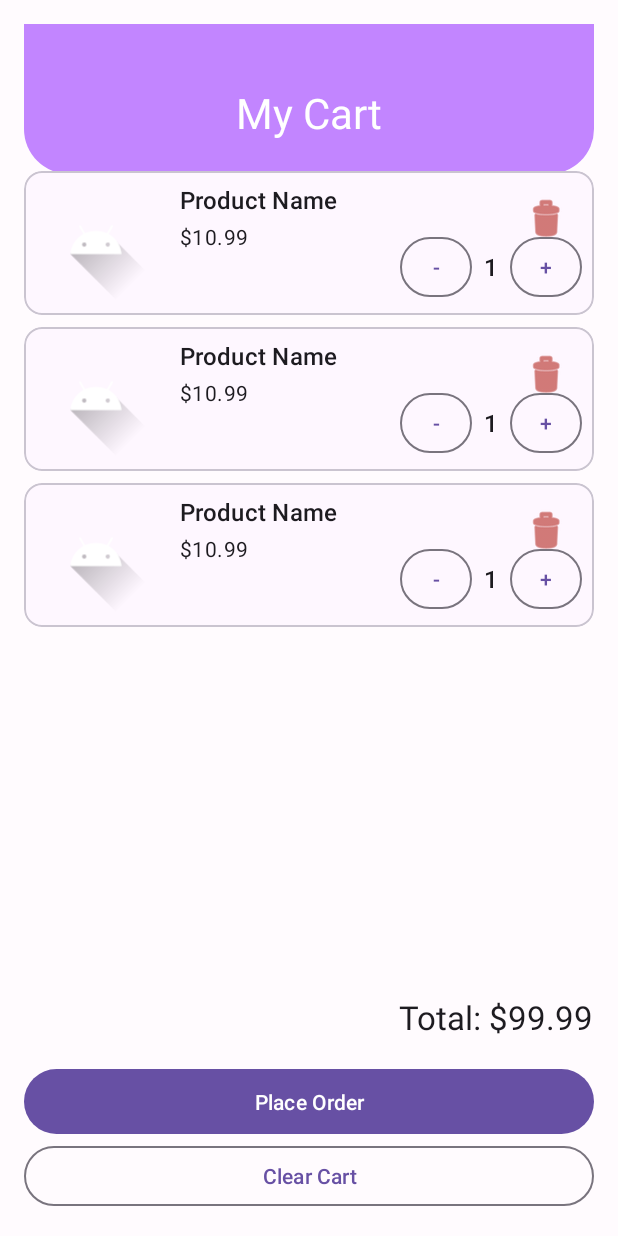
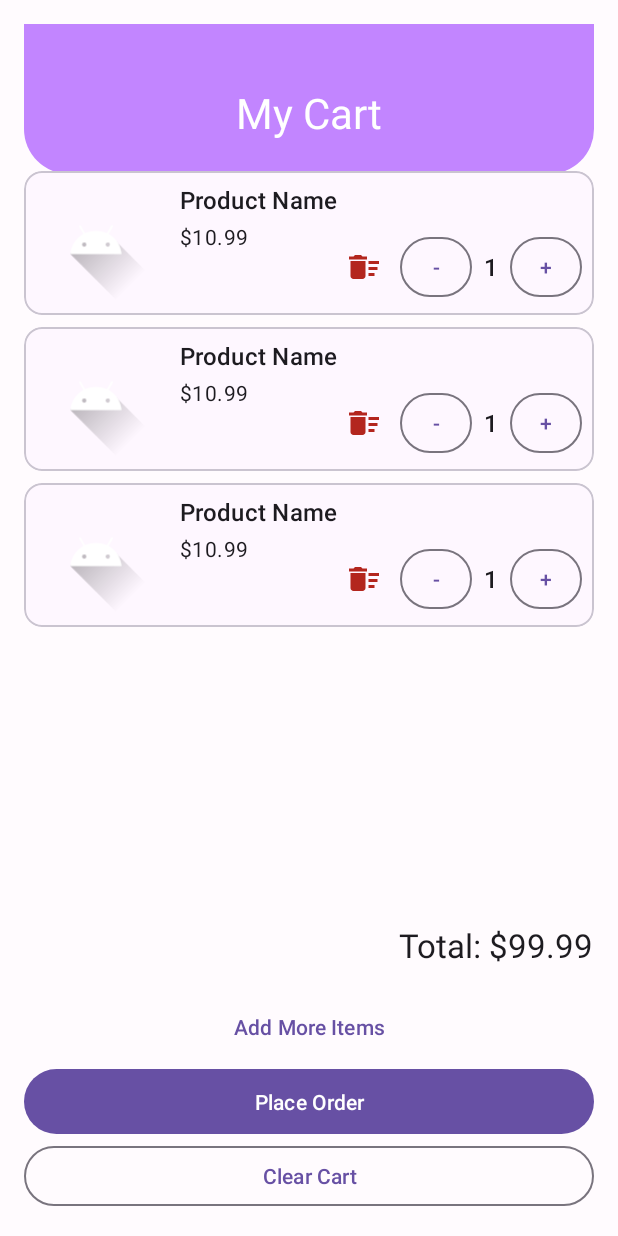
Before and after one commit to Sirye8/signaling-proj, an Android app: the layout fragment_cart.xml on its own in the app's theme, with its tools: preview values and no code run, on a phone screen of 412 x 824 dp. Run offline under Robolectric (Android 15) with nearby library versions, the phone set to English and light mode, and no system bars.

Commit message:
feat: add "Add More Items" button to cart, improve UI elements and error toast handling

```diff
--- a/app/src/main/java/com/guc_proj/signaling_proj/buyer/BuyerOrdersFragment.kt
+++ b/app/src/main/java/com/guc_proj/signaling_proj/buyer/BuyerOrdersFragment.kt
@@ -83,7 +83,7 @@ class BuyerOrdersFragment : Fragment() {
             }
 
             override fun onCancelled(error: DatabaseError) {
-                if (_binding != null) {
+                if (_binding != null && isAdded && activity != null && !requireActivity().isFinishing) {
                     Toast.makeText(
                         context,
                         "Failed to load orders: ${error.message}",
--- a/app/src/main/java/com/guc_proj/signaling_proj/buyer/CartAdapter.kt
+++ b/app/src/main/java/com/guc_proj/signaling_proj/buyer/CartAdapter.kt
@@ -41,8 +41,6 @@ class CartAdapter(
                 .placeholder(R.drawable.ic_launcher_foreground)
                 .into(productImage)
 
-            // --- MODIFIED LOGIC ---
-
             // 1. Get the maximum stock quantity from the product.
             //    If quantity is null, assume no limit (Int.MAX_VALUE).
             val maxQuantity = product?.quantity ?: Int.MAX_VALUE
@@ -84,7 +82,6 @@ class CartAdapter(
                 // has reached the limit, disable the button.
                 increaseButton.isEnabled = cartItem.quantityInCart < maxQuantity
             }
-            // --- END MODIFIED LOGIC ---
         }
     }
 
--- a/app/src/main/java/com/guc_proj/signaling_proj/seller/SellerOrdersFragment.kt
+++ b/app/src/main/java/com/guc_proj/signaling_proj/seller/SellerOrdersFragment.kt
@@ -86,7 +86,7 @@ class SellerOrdersFragment : Fragment() {
             }
 
             override fun onCancelled(error: DatabaseError) {
-                if (_binding != null) {
+                if (_binding != null && isAdded && activity != null && !requireActivity().isFinishing) {
                     Toast.makeText(context, "Failed: ${error.message}", Toast.LENGTH_SHORT).show()
                     binding.loadingIndicator.visibility = View.GONE
                 }
@@ -107,11 +107,9 @@ class SellerOrdersFragment : Fragment() {
     private fun updateOrderStatus(order: Order, newStatus: String) {
         if (order.orderId == null) return
 
-        // LOGIC CHANGE: Increment stock if order is Rejected
         if (order.status != Order.STATUS_REJECTED && newStatus == Order.STATUS_REJECTED) {
             incrementStockForOrder(order)
         }
-        // Note: We REMOVED the decrement logic for "Accepted" because it now happens on "Pending" creation in CartFragment.
 
         database.child(order.orderId).child("status").setValue(newStatus)
             .addOnSuccessListener {
--- a/app/src/main/java/com/guc_proj/signaling_proj/seller/SellerProductsFragment.kt
+++ b/app/src/main/java/com/guc_proj/signaling_proj/seller/SellerProductsFragment.kt
@@ -113,7 +113,7 @@ class SellerProductsFragment : Fragment() {
             }
 
             override fun onCancelled(error: DatabaseError) {
-                if (_binding != null) {
+                if (_binding != null && isAdded && activity != null && !requireActivity().isFinishing) {
                     Toast.makeText(
                         context,
                         "Failed to load products: ${error.message}",
--- /dev/null
+++ b/app/src/main/res/drawable/ic_delete.xml
@@ -0,0 +1,5 @@
+<vector xmlns:android="http://schemas.android.com/apk/res/android" android:height="24dp" android:tint="#000000" android:viewportHeight="24" android:viewportWidth="24" android:width="24dp">
+
+    <path android:fillColor="@android:color/white" android:pathData="M15,16h4v2h-4zM15,8h7v2h-7zM15,12h6v2h-6zM3,18c0,1.1 0.9,2 2,2h6c1.1,0 2,-0.9 2,-2L13,8L3,8v10zM14,5h-3l-1,-1L6,4L5,5L2,5v2h12z"/>
+
+</vector>
--- a/app/src/main/res/layout/fragment_cart.xml
+++ b/app/src/main/res/layout/fragment_cart.xml
@@ -46,7 +46,7 @@
         android:id="@+id/cartContentGroup"
         android:layout_width="wrap_content"
         android:layout_height="wrap_content"
-        app:constraint_referenced_ids="cartRecyclerView,totalPriceTextView,placeOrderButton,clearCartButton" />
+        app:constraint_referenced_ids="cartRecyclerView,totalPriceTextView,addMoreItemsButton,placeOrderButton,clearCartButton" />
 
     <androidx.recyclerview.widget.RecyclerView
         android:id="@+id/cartRecyclerView"
@@ -67,9 +67,19 @@
         android:layout_height="wrap_content"
         android:layout_marginBottom="16dp"
         android:textAppearance="@style/TextAppearance.Material3.TitleLarge"
-        app:layout_constraintBottom_toTopOf="@+id/placeOrderButton"
+        app:layout_constraintBottom_toTopOf="@+id/addMoreItemsButton"
         app:layout_constraintEnd_toEndOf="parent"
         tools:text="Total: $99.99" />
+
+    <Button
+        android:id="@+id/addMoreItemsButton"
+        style="@style/Widget.Material3.Button.TextButton"
+        android:layout_width="0dp"
+        android:layout_height="wrap_content"
+        android:text="Add More Items"
+        app:layout_constraintBottom_toTopOf="@+id/placeOrderButton"
+        app:layout_constraintStart_toStartOf="parent"
+        app:layout_constraintEnd_toEndOf="parent" />
 
     <Button
         android:id="@+id/placeOrderButton"
--- a/app/src/main/res/layout/fragment_seller_products.xml
+++ b/app/src/main/res/layout/fragment_seller_products.xml
@@ -52,7 +52,7 @@
         android:layout_gravity="bottom|end"
         android:layout_margin="16dp"
         android:contentDescription="Add new product"
-        android:src="@drawable/ic_launcher_foreground"
+        android:src="@drawable/baseline_add_24"
         app:tint="@color/md_theme_onPrimary" />
 
 </androidx.coordinatorlayout.widget.CoordinatorLayout>
--- a/app/src/main/res/layout/item_cart.xml
+++ b/app/src/main/res/layout/item_cart.xml
@@ -29,7 +29,7 @@
             android:textAppearance="@style/TextAppearance.Material3.TitleMedium"
             app:layout_constraintStart_toEndOf="@id/productImage"
             app:layout_constraintTop_toTopOf="@id/productImage"
-            app:layout_constraintEnd_toStartOf="@+id/removeButton"
+            app:layout_constraintEnd_toEndOf="parent"
             tools:text="Product Name" />
 
         <TextView
@@ -43,17 +43,6 @@
             app:layout_constraintTop_toBottomOf="@id/productName"
             tools:text="$10.99" />
 
-        <ImageButton
-            android:id="@+id/removeButton"
-            style="@style/Widget.Material3.Button.IconButton"
-            android:layout_width="48dp"
-            android:layout_height="48dp"
-            android:contentDescription="Remove item"
-            android:src="@android:drawable/ic_menu_delete"
-            app:layout_constraintEnd_toEndOf="parent"
-            app:layout_constraintTop_toTopOf="parent"
-            app:tint="@color/md_theme_error" />
-
         <LinearLayout
             android:layout_width="wrap_content"
             android:layout_height="wrap_content"
@@ -61,6 +50,15 @@
             android:orientation="horizontal"
             app:layout_constraintEnd_toEndOf="parent"
             app:layout_constraintBottom_toBottomOf="parent">
+
+            <ImageButton
+                android:id="@+id/removeButton"
+                style="@style/Widget.Material3.Button.IconButton"
+                android:layout_width="48dp"
+                android:layout_height="48dp"
+                android:contentDescription="Remove item"
+                android:src="@drawable/ic_delete"
+                app:tint="@color/md_theme_error" />
 
             <Button
                 android:id="@+id/decreaseButton"
```
Also changed, not shown: app/src/main/java/com/guc_proj/signaling_proj/ProfileFragment.kt (+25 -14 lines), app/src/main/java/com/guc_proj/signaling_proj/buyer/CartFragment.kt (+45 -1 lines), app/src/main/java/com/guc_proj/signaling_proj/buyer/ShopsFragment.kt (+10 -1 lines), app/src/main/res/drawable/baseline_add_24.xml (added, +9 -0 lines), app/src/main/res/layout/fragment_shops.xml (+12 -0 lines).
